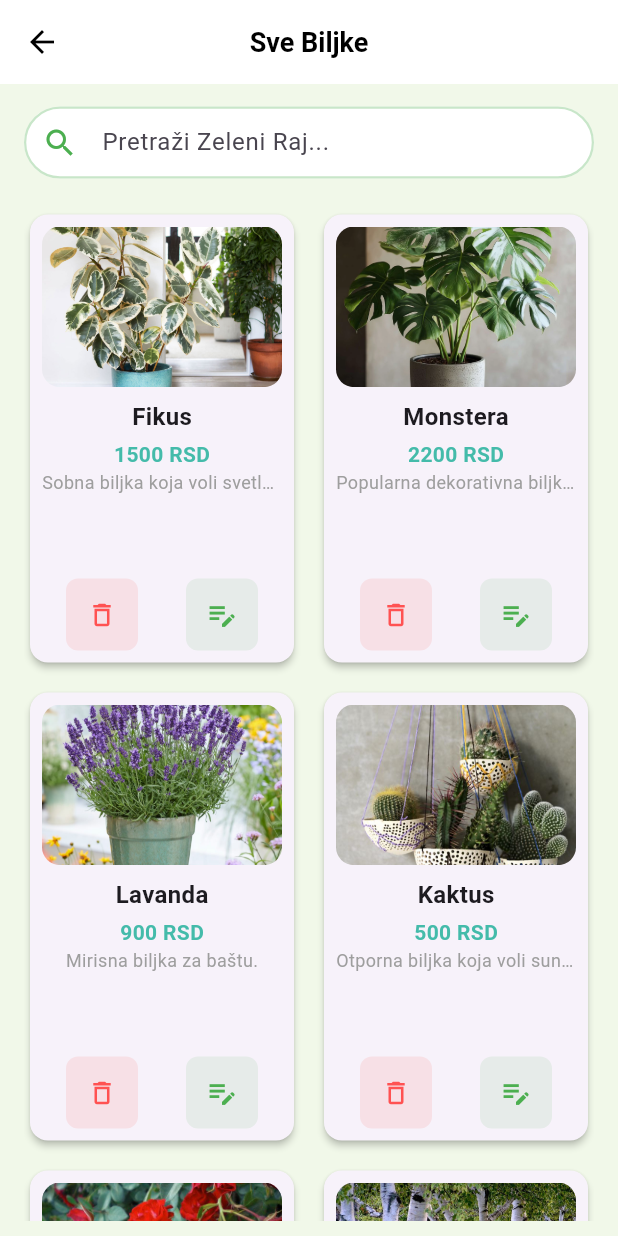
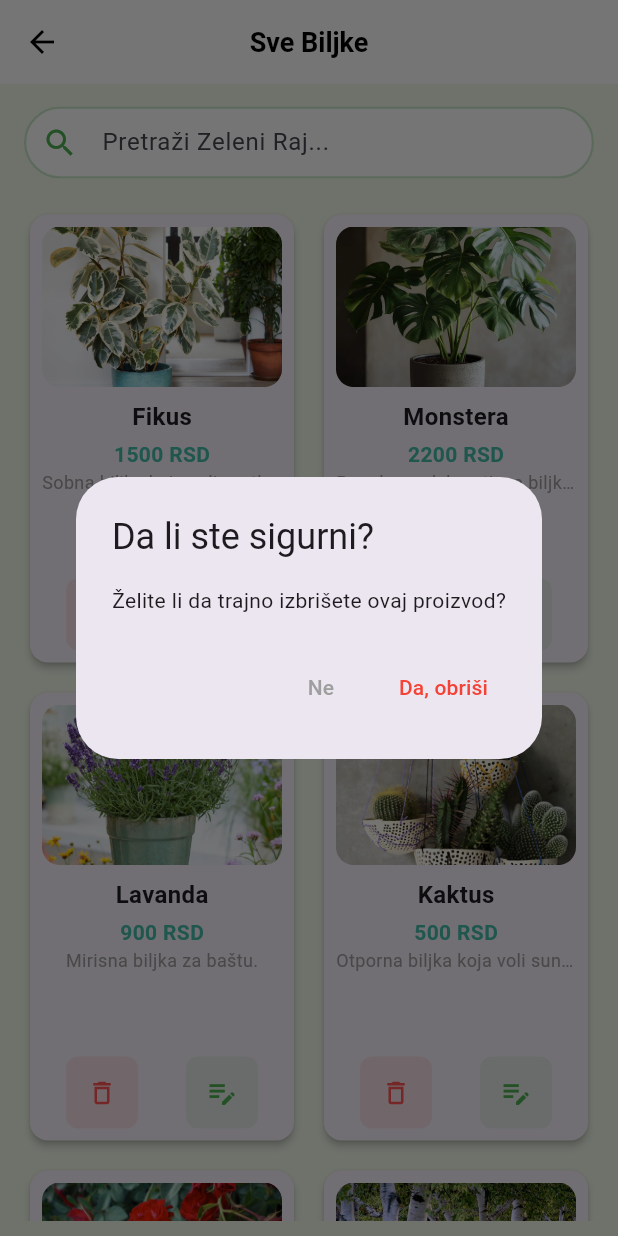
Before and after one commit to TijanaDjuric/rasadnik-biljaka-MIT-Admin, a Flutter app: the SearchScreen screen opened by its route, after a tap on the "delete outline" icon, on a phone screen of 412 x 824 dp. Run offline on Flutter 3.47's test engine with Material 3 defaults, Android fonts, the phone set to English and light mode, and no system bars; our stand-ins replace fancy_shimmer_image, image_picker, shared_preferences; accounts and stored records are empty.

Commit message:
Admin UI dorada.

```diff
--- a/lib/data/dummy_plants.dart
+++ b/lib/data/dummy_plants.dart
@@ -10,6 +10,7 @@ final List<Plant> dummyPlants = [
     imageUrl: "${AssetsManager.imagePath}/plants/fikus.png",
     isAvailable: true,
     category: "indoor",
+    stock: 10,
   ),
   Plant(
     id: '2',
@@ -19,6 +20,7 @@ final List<Plant> dummyPlants = [
     imageUrl: "${AssetsManager.imagePath}/plants/monstera.png",
     isAvailable: true,
     category: "indoor",
+    stock: 5,
   ),
   Plant(
     id: '3',
@@ -28,6 +30,7 @@ final List<Plant> dummyPlants = [
     imageUrl: "${AssetsManager.imagePath}/plants/lavanda.png",
     isAvailable: false,
     category: "garden",
+    stock: 0,
   ),
     Plant(
     id: "4",
@@ -37,6 +40,7 @@ final List<Plant> dummyPlants = [
     imageUrl: "${AssetsManager.imagePath}/plants/kaktus.png",
     isAvailable: true,
     category: "succulents",
+    stock: 15,
   ),
    Plant(
     id: "5",
@@ -46,6 +50,7 @@ final List<Plant> dummyPlants = [
     imageUrl: "${AssetsManager.imagePath}/plants/ruza.png",
     isAvailable: true,
     category: "indoor",
+    stock: 20,
   ),
    Plant(
     id: "6",
@@ -55,5 +60,6 @@ final List<Plant> dummyPlants = [
     imageUrl: "${AssetsManager.imagePath}/plants/breza.png",
     isAvailable: true,
     category: "trees",
+    stock: 3,
   ),
 ];
--- a/lib/models/plant_model.dart
+++ b/lib/models/plant_model.dart
@@ -8,6 +8,7 @@ class Plant with ChangeNotifier {
   final String imageUrl;
   final bool isAvailable;
   final String category;
+  final int stock;
 
    Plant({
     required this.id,
@@ -17,5 +18,6 @@ class Plant with ChangeNotifier {
     required this.imageUrl,
     required this.isAvailable,
     required this.category,
+    required this.stock,
   });
 }
--- a/lib/widgets/plant_widget.dart
+++ b/lib/widgets/plant_widget.dart
@@ -112,7 +112,39 @@ class PlantWidget extends StatelessWidget {
                     ),
                     child: IconButton(
                       onPressed: () {
-                        // Ovde će ići tvoja funkcija za brisanje
+                        showDialog(
+                          context: context,
+                          builder: (ctx) => AlertDialog(
+                            title: const Text('Da li ste sigurni?'),
+                            content: const Text(
+                              'Želite li da trajno izbrišete ovaj proizvod?',
+                            ),
+                            actions: [
+                              TextButton(
+                                onPressed: () => Navigator.of(
+                                  ctx,
+                                ).pop(), // Samo zatvori dijalog
+                                child: const Text(
+                                  'Ne',
+                                  style: TextStyle(color: Colors.grey),
+                                ),
+                              ),
+                              TextButton(
+                                onPressed: () {
+                                  // Za sada samo ispisujemo u konzolu, sutra ovde ide Firebase brisanje
+                                  Navigator.of(ctx).pop();
+                                  print(
+                                    "Proizvod će biti obrisan iz Firebase-a sutra!",
+                                  );
+                                },
+                                child: const Text(
+                                  'Da, obriši',
+                                  style: TextStyle(color: Colors.red),
+                                ),
+                              ),
+                            ],
+                          ),
+                        );
                       },
                       icon: const Icon(
                         Icons.delete_outline,
```
Also changed, not shown: lib/consts/validator.dart (+29 -4 lines), lib/screens/edit_upload_product_from.dart (+22 -1 lines).
